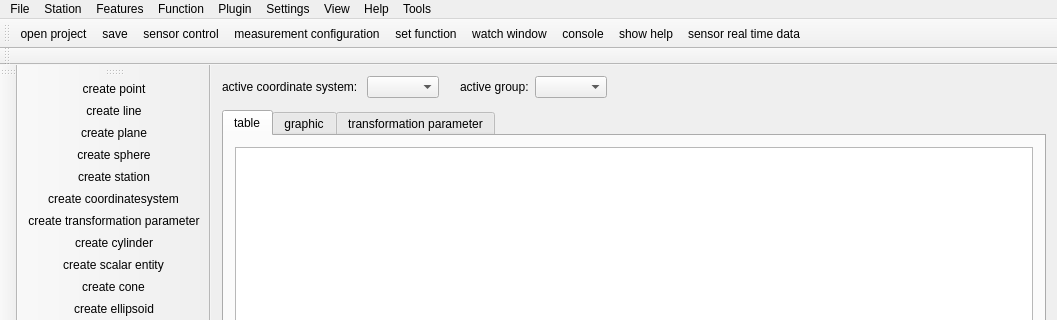
Before: the Qt Designer form ui/mainwindow.ui in OpenIndy/OpenIndy, drawn with Qt 5; both pictures show x 0 to 1057 and y 0 to 320 of the 1057 by 688 pixel window.
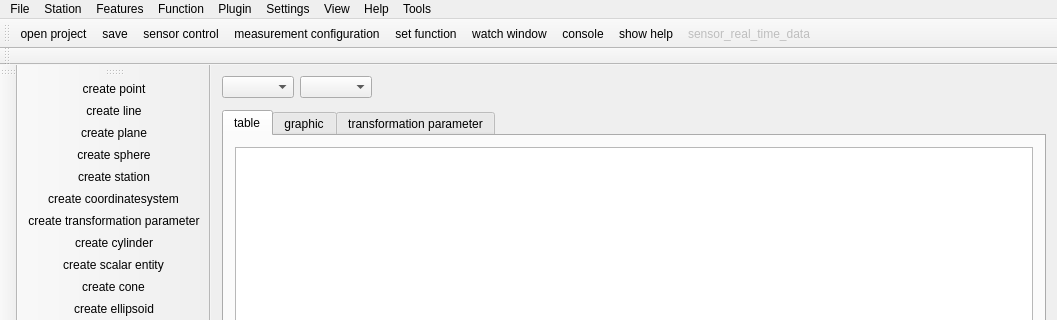
After: the same form once the commit is applied. The open tabs and pages were chosen to show the change. Icons and pictures are not drawn. Custom widgets are drawn as their Qt base class.

Commit message: working on real time sensor error msg

What changed in the file:
```diff
--- a/ui/mainwindow.ui
+++ b/ui/mainwindow.ui
@@ -63,45 +63,9 @@
       <property name="bottomMargin">
        <number>6</number>
       </property>
-      <item>
-       <widget class="QLabel" name="label_CoordSystem">
-        <property name="text">
-         <string>active coordinate system: </string>
-        </property>
-       </widget>
-      </item>
       <item>
        <widget class="QComboBox" name="comboBox_activeCoordSystem"/>
       </item>
-      <item>
-       <spacer name="horizontalSpacer_2">
-        <property name="orientation">
-         <enum>Qt::Horizontal</enum>
-        </property>
-        <property name="sizeType">
-         <enum>QSizePolicy::Minimum</enum>
-        </property>
-        <property name="sizeHint" stdset="0">
-         <size>
-          <width>15</width>
-          <height>20</height>
-         </size>
-        </property>
-       </spacer>
-      </item>
-      <item>
-       <widget class="QLabel" name="label_activeGroup">
-        <property name="sizePolicy">
-         <sizepolicy hsizetype="Minimum" vsizetype="Minimum">
-          <horstretch>0</horstretch>
-          <verstretch>0</verstretch>
-         </sizepolicy>
-        </property>
-        <property name="text">
-         <string>active group:</string>
-        </property>
-       </widget>
-      </item>
       <item>
        <widget class="QComboBox" name="comboBox_groups">
         <property name="autoFillBackground">
@@ -882,12 +846,15 @@
    </property>
   </action>
   <action name="actionSensor_real_time_data">
+   <property name="enabled">
+    <bool>false</bool>
+   </property>
    <property name="icon">
     <iconset resource="../res/res.qrc">
      <normaloff>:/Images/icons/streamingLogo.png</normaloff>:/Images/icons/streamingLogo.png</iconset>
    </property>
    <property name="text">
-    <string>sensor real time data</string>
+    <string>sensor_real_time_data</string>
    </property>
   </action>
   <action name="actionStart_stake_out">
```
Left out of the diff: 2 changed lines with no effect on the pictures. The commit also changes 6 other files.
